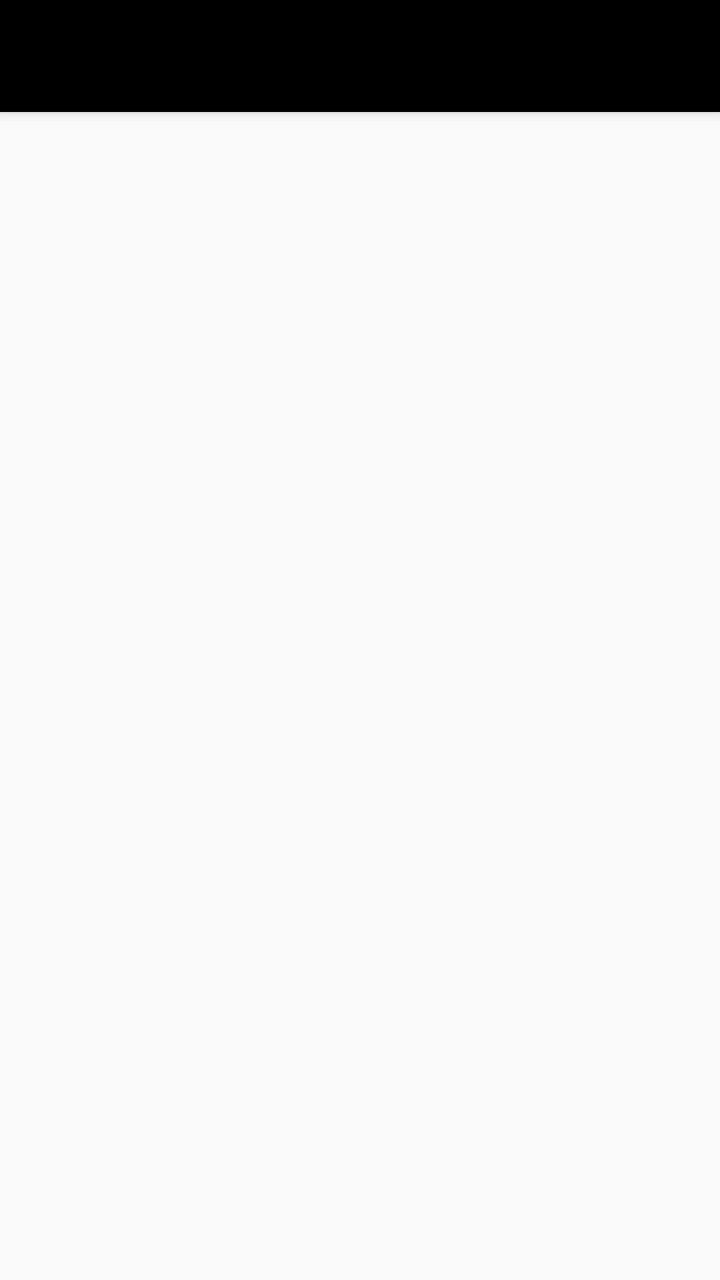
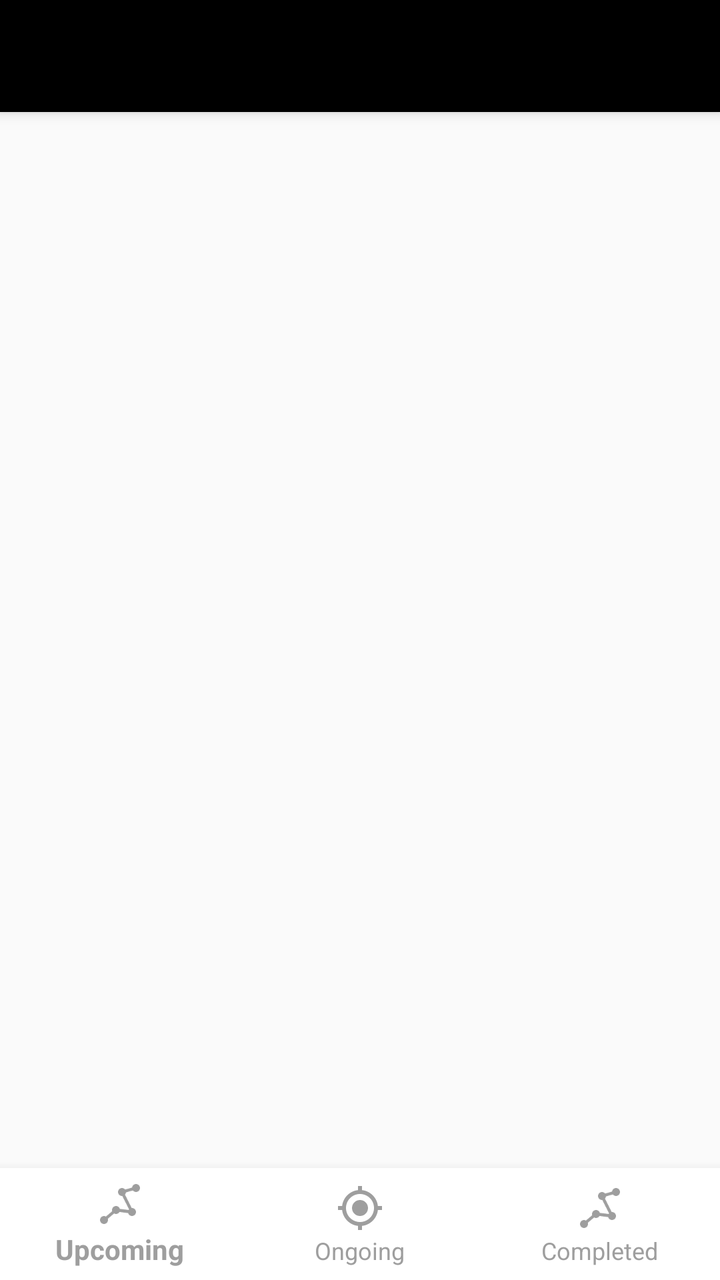

The first picture is an Android layout as it rendered before a commit; the second is the same layout after the commit. The layout source and the unified diff follow.
<!-- AndroidManifest.xml: activity theme AppTheme.NoActionBar -->
<!-- res/layout/activity_main.xml -->
<?xml version="1.0" encoding="utf-8"?>
<android.support.v4.widget.DrawerLayout xmlns:android="http://schemas.android.com/apk/res/android"
    xmlns:app="http://schemas.android.com/apk/res-auto"
    xmlns:tools="http://schemas.android.com/tools"
    android:id="@+id/drawer_layout"
    android:layout_width="match_parent"
    android:layout_height="match_parent"
    android:fitsSystemWindows="true"
    tools:openDrawer="start">

    <include
        layout="@layout/app_bar_main"
        android:layout_width="match_parent"
        android:layout_height="match_parent" />

    <android.support.design.widget.NavigationView
        android:id="@+id/nav_view"
        android:layout_width="wrap_content"
        android:layout_height="match_parent"
        android:layout_gravity="start"
        android:fitsSystemWindows="true"
        app:headerLayout="@layout/navigation_header_main"
        app:menu="@menu/drawer_view" />

</android.support.v4.widget.DrawerLayout>
<!-- res/layout/app_bar_main.xml (included above) -->
<?xml version="1.0" encoding="utf-8"?>
<android.support.design.widget.CoordinatorLayout xmlns:android="http://schemas.android.com/apk/res/android"
    xmlns:app="http://schemas.android.com/apk/res-auto"
    android:layout_width="match_parent"
    android:layout_height="match_parent">

    <android.support.design.widget.AppBarLayout
        android:layout_width="match_parent"
        android:layout_height="wrap_content"
        android:theme="@style/AppTheme.AppBarOverlay">

        <android.support.v7.widget.Toolbar
            android:id="@+id/toolbar"
            android:layout_width="match_parent"
            android:layout_height="?attr/actionBarSize"
            android:background="?attr/colorPrimary"
            app:popupTheme="@style/AppTheme.PopupOverlay" />

    </android.support.design.widget.AppBarLayout>

    <include
        android:id="@+id/main_activity_content"
        layout="@layout/content_main" />

</android.support.design.widget.CoordinatorLayout>
<!-- res/layout/navigation_header_main.xml (included above) -->
<?xml version="1.0" encoding="utf-8"?>
<LinearLayout xmlns:android="http://schemas.android.com/apk/res/android"
    xmlns:app="http://schemas.android.com/apk/res-auto"
    android:layout_width="match_parent"
    android:layout_height="172dp"
    android:background="@drawable/background_nav_drawer"
    android:orientation="vertical"
    android:theme="@style/ThemeOverlay.AppCompat.Dark">

    <com.ran.partner.util.CircularImageView
        android:id="@+id/nav_imageView"
        android:layout_width="80dp"
        android:layout_height="80dp"
        android:layout_marginBottom="8dp"
        android:layout_marginStart="12dp"
        android:layout_marginTop="32dp"
        android:clickable="true"
        android:focusable="true"
        android:scaleType="centerCrop"
        android:src="@mipmap/ic_partner"
        app:border="true"
        app:border_width="1dp" />

    <TextView
        android:id="@+id/nav_textView_name"
        android:layout_width="wrap_content"
        android:layout_height="wrap_content"
        android:layout_marginStart="16dp"
        android:text="RAN India"
        android:textColor="@android:color/white"
        android:textSize="14sp"
        android:textStyle="bold" />

    <TextView
        android:id="@+id/nav_textView_email"
        android:layout_width="wrap_content"
        android:layout_height="wrap_content"
        android:layout_marginStart="16dp"
        android:layout_marginTop="2dp"
        android:text="ranindia18@gmail.com"
        android:textColor="@android:color/white"
        android:textSize="14sp"
        android:textStyle="normal" />

</LinearLayout>
<!-- res/layout/content_main.xml (included above) -->
<?xml version="1.0" encoding="utf-8"?>
<RelativeLayout xmlns:android="http://schemas.android.com/apk/res/android"
    xmlns:app="http://schemas.android.com/apk/res-auto"
    xmlns:tools="http://schemas.android.com/tools"
    android:layout_width="match_parent"
    android:layout_height="match_parent"
    app:layout_behavior="@string/appbar_scrolling_view_behavior"
    tools:context=".MainActivity"
    tools:showIn="@layout/app_bar_main">

    <FrameLayout
        android:id="@+id/content_frame"
        android:layout_width="match_parent"
        android:layout_height="match_parent" />

</RelativeLayout>
<!-- resources referenced by this layout -->
<resources>
  <!-- drawable background_nav_drawer: png bitmap (drawable, 46261 bytes) -->
  <!-- mipmap ic_partner: png bitmap (mipmap-hdpi, 2157 bytes) -->
  <style name="AppTheme.AppBarOverlay" parent="ThemeOverlay.AppCompat.Dark.ActionBar" />
  <style name="AppTheme.PopupOverlay" parent="ThemeOverlay.AppCompat.Light" />
  <style name="AppTheme.NoActionBar">
          <item name="windowActionBar">false</item>
          <item name="windowNoTitle">true</item>
      </style>
</resources>

<!-- the commit's change to res/layout/activity_main.xml (unified diff, before → after) -->
@@ -9,7 +9,7 @@
     tools:openDrawer="start">
 
     <include
-        layout="@layout/app_bar_main"
+        layout="@layout/layout_main"
         android:layout_width="match_parent"
         android:layout_height="match_parent" />
 
@@ -23,7 +23,7 @@
         app:menu="@menu/drawer_view" />
 
 </android.support.v4.widget.DrawerLayout>
-<!-- res/layout/app_bar_main.xml (included above) -->
+<!-- res/layout/layout_main.xml (included above) -->
 <?xml version="1.0" encoding="utf-8"?>
 <android.support.design.widget.CoordinatorLayout xmlns:android="http://schemas.android.com/apk/res/android"
     xmlns:app="http://schemas.android.com/apk/res-auto"
@@ -36,7 +36,7 @@
         android:theme="@style/AppTheme.AppBarOverlay">
 
         <android.support.v7.widget.Toolbar
-            android:id="@+id/toolbar"
+            android:id="@+id/main_toolbar"
             android:layout_width="match_parent"
             android:layout_height="?attr/actionBarSize"
             android:background="?attr/colorPrimary"
@@ -44,9 +44,44 @@
 
     </android.support.design.widget.AppBarLayout>
 
-    <include
-        android:id="@+id/main_activity_content"
-        layout="@layout/content_main" />
+    <RelativeLayout
+        android:layout_width="match_parent"
+        android:layout_height="wrap_content"
+        app:layout_behavior="@string/appbar_scrolling_view_behavior">
+
+        <LinearLayout
+            android:layout_width="match_parent"
+            android:layout_height="match_parent"
+            android:orientation="vertical">
+
+            <android.support.v4.widget.NestedScrollView
+                android:id="@+id/main_nested_scroll"
+                android:layout_width="match_parent"
+                android:layout_height="match_parent"
+                android:scrollbars="none"
+                android:scrollingCache="true">
+
+                <FrameLayout
+                    android:id="@+id/main_content_frame"
+                    android:layout_width="match_parent"
+                    android:layout_height="wrap_content" />
+
+            </android.support.v4.widget.NestedScrollView>
+
+        </LinearLayout>
+
+        <android.support.design.widget.BottomNavigationView
+            android:id="@+id/main_bottom_navigation"
+            android:layout_width="match_parent"
+            android:layout_height="wrap_content"
+            android:layout_alignParentBottom="true"
+            android:layout_gravity="bottom"
+            android:background="@android:color/white"
+            app:itemIconTint="#9E9E9E"
+            app:itemTextColor="#9E9E9E"
+            app:menu="@menu/main_bottom_navigation" />
+
+    </RelativeLayout>
 
 </android.support.design.widget.CoordinatorLayout>
 <!-- res/layout/navigation_header_main.xml (included above) -->
@@ -95,20 +130,3 @@
         android:textStyle="normal" />
 
 </LinearLayout>
-<!-- res/layout/content_main.xml (included above) -->
-<?xml version="1.0" encoding="utf-8"?>
-<RelativeLayout xmlns:android="http://schemas.android.com/apk/res/android"
-    xmlns:app="http://schemas.android.com/apk/res-auto"
-    xmlns:tools="http://schemas.android.com/tools"
-    android:layout_width="match_parent"
-    android:layout_height="match_parent"
-    app:layout_behavior="@string/appbar_scrolling_view_behavior"
-    tools:context=".MainActivity"
-    tools:showIn="@layout/app_bar_main">
-
-    <FrameLayout
-        android:id="@+id/content_frame"
-        android:layout_width="match_parent"
-        android:layout_height="match_parent" />
-
-</RelativeLayout>
